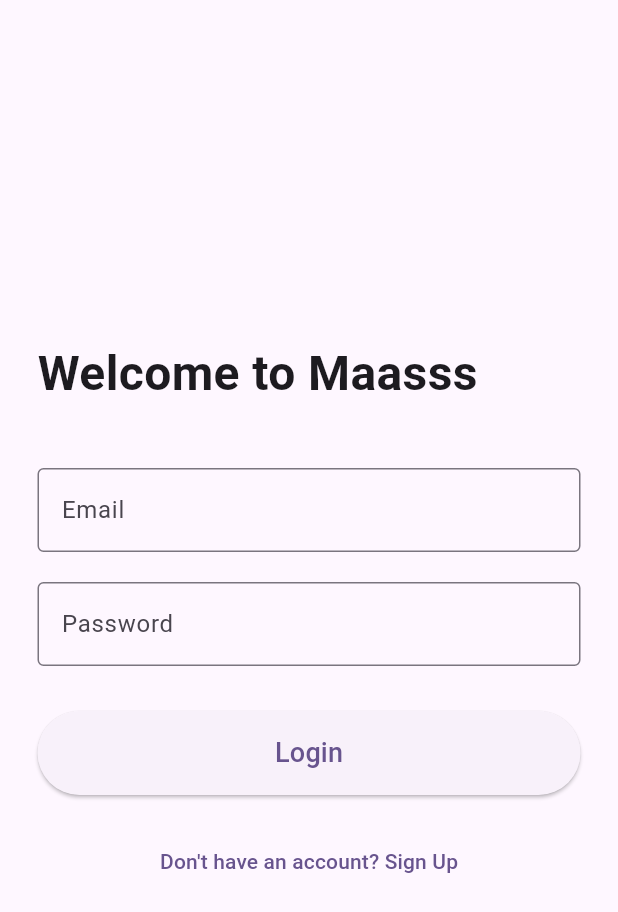
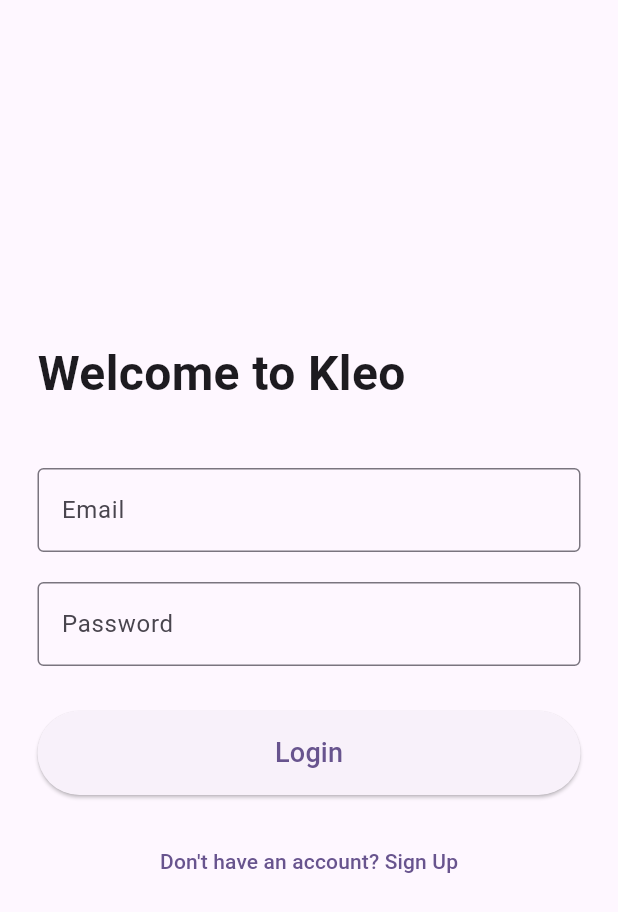
Before and after one commit to vssdev14/flutter_web, a Flutter app: the screen it shows after launch, on a phone screen of 412 x 824 dp. Shown: the top 912 px of the screen. Run offline on Flutter 3.47's test engine with Material 3 defaults, Android fonts, the phone set to English and light mode, and no system bars.

Commit message:
Update main.dart

```diff
--- a/lib/main.dart
+++ b/lib/main.dart
@@ -34,7 +34,7 @@
             crossAxisAlignment: CrossAxisAlignment.start,
             children: [
               const Text(
-                "Welcome to Maasss",
+                "Welcome to Kleo",
                 style: TextStyle(
                   fontSize: 32,
                   fontWeight: FontWeight.bold,
```
